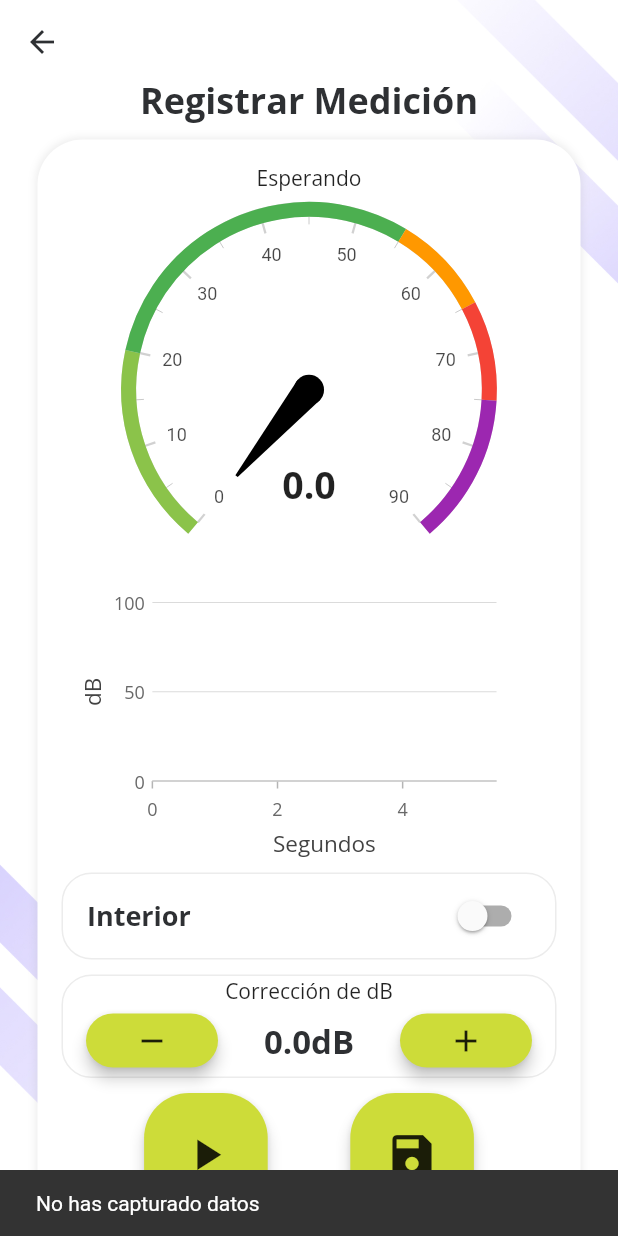
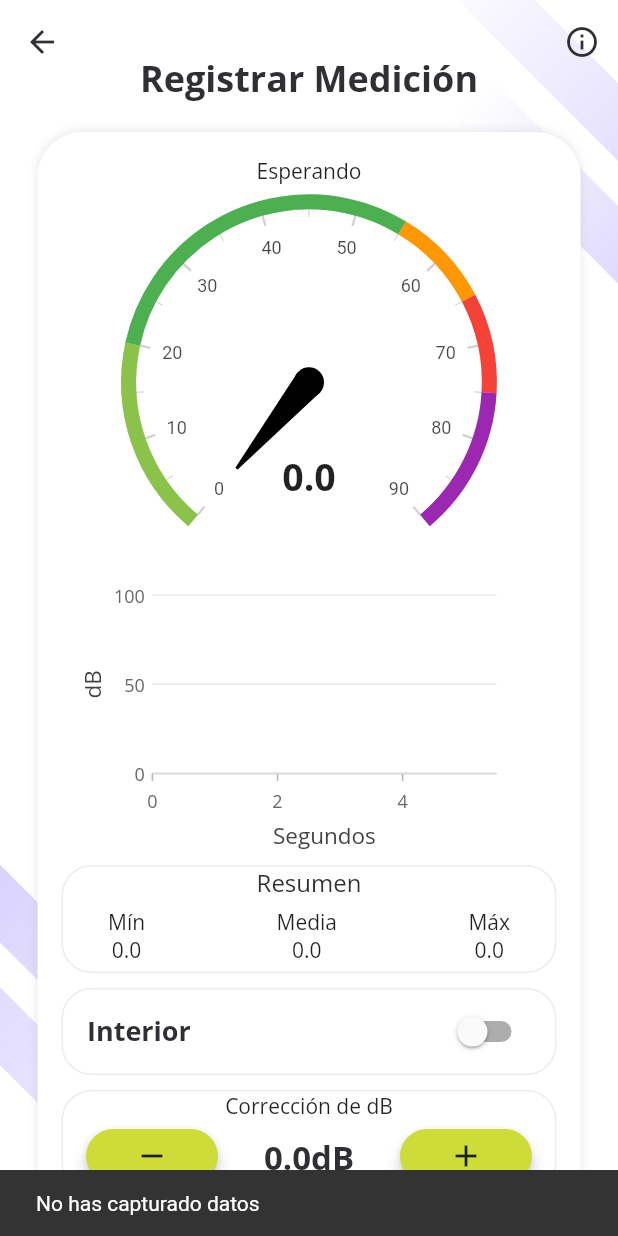
Before and after one commit to Yerit0/viridis_sonus_app, a Flutter app: the _BuildGrabacionScreen screen opened directly, after a tap on the "save" icon, on a phone screen of 412 x 824 dp. Run offline on Flutter 3.47's test engine with Material 2 defaults, Android fonts, the phone set to English and light mode, and no system bars; drawn by our look-alikes of nb_utils, syncfusion_flutter_gauges; our stand-ins replace flutter_secure_storage, flutter_speed_dial, geolocator, google_fonts, syncfusion_flutter_charts; missing offline and left inert: noise_meter; accounts and stored records are empty.

Commit message:
add resumen captura a captura celular

```diff
--- a/lib/providers/registro_celular_provider.dart
+++ b/lib/providers/registro_celular_provider.dart
@@ -11,7 +11,7 @@ class RegistroCelularProvider extends ChangeNotifier{
   StreamSubscription<NoiseReading>? _noiseSubscription;
   late NoiseMeter _noiseMeter;
   late int previousMillis;
-  int duracionMinimaDeGrabacion = 20;
+  int duracionMinimaDeGrabacion = 30;
   double millis = 0;
 
   double _correccionRuido = 0.0;
@@ -61,7 +61,7 @@ class RegistroCelularProvider extends ChangeNotifier{
     _noiseMeter = NoiseMeter(onError);
   }
 
-    obtenerMedia(){
+  obtenerMedia(){
       List<double?> listaSeparada = [];
       List<double?> listaMedia = [];
       double promedioMedia = 0;
@@ -81,9 +81,9 @@ class RegistroCelularProvider extends ChangeNotifier{
       promedioMedia = promedioMedia / listaMedia.length;
       listaSeparada.sort();
 
-      maxima = listaSeparada.last;
-      media = promedioMedia;
-      minima = listaSeparada.first;
+      maxima = double.parse(listaSeparada.last!.toStringAsFixed(2)) ;
+      media = double.parse(promedioMedia.toStringAsFixed(2));
+      minima = double.parse(listaSeparada.first!.toStringAsFixed(2));
       } else {
         return 'No has capturado datos';
       }
@@ -146,6 +146,8 @@ class RegistroCelularProvider extends ChangeNotifier{
       _noiseSubscription = null;
     }
     isRecording = false;
+    obtenerMedia();
+    notifyListeners();
   } catch (err) {
     print('stopRecorder error: $err');
   }
--- a/lib/screens/registro_celular_screen.dart
+++ b/lib/screens/registro_celular_screen.dart
@@ -1,3 +1,5 @@
+import 'dart:async';
+
 import 'package:flutter/cupertino.dart';
 import 'package:flutter/material.dart';
 import 'package:nb_utils/nb_utils.dart';
@@ -20,17 +22,32 @@ class RegistroCelularScreen extends StatelessWidget {
   }
 }
 
-class _BuildGrabacionScreen extends StatelessWidget {
+class _BuildGrabacionScreen extends StatefulWidget {
+  @override
+  State<_BuildGrabacionScreen> createState() => _BuildGrabacionScreenState();
+}
+
+class _BuildGrabacionScreenState extends State<_BuildGrabacionScreen> {
+
+  @override
+  void initState() {
+    super.initState();
+    Timer.run(() => showInstrucciones(context: context));
+  }
+
   @override
   Widget build(BuildContext context) {
+
     final registroCelular = Provider.of<RegistroCelularProvider>(context);
     return Scaffold(
       extendBodyBehindAppBar: true,
       appBar: AppBar(
+        actions: [IconButton(
+          icon: Icon(Icons.info_outline),
+          onPressed: () => showInstrucciones(context: context)
+        ),],
+        centerTitle: true,
         backgroundColor: Colors.transparent,
-        //title: Text('Captura',
-        //    style: boldTextStyle(color: Colors.black, size: 20)),
-        centerTitle: true,
         elevation: 0.0,
       ),
       body: Container(
@@ -46,11 +63,12 @@ class _BuildGrabacionScreen extends StatelessWidget {
             child: Center(
                 child: Column(
               children: [
-                50.height,
+                35.height,
                 Text(
                   'Registrar Medición',
                   style: boldTextStyle(size: 24),
                 ),
+                10.height,
                 Container(
                   margin: EdgeInsets.symmetric(horizontal: 5),
                   child: Stack(
@@ -70,6 +88,8 @@ class _BuildGrabacionScreen extends StatelessWidget {
                             _tituloCaptura(registroCelular),
                             _radialGauge(context, registroCelular),
                             _chart(registroCelular),
+                            _resumenData(registroCelular),
+                            10.height,
                             _switchButton(registroCelular),
                             10.height,
                             _correccionRuido(registroCelular, context),
@@ -91,6 +111,42 @@ class _BuildGrabacionScreen extends StatelessWidget {
       ),
     );
   }
+
+  Widget _resumenData(RegistroCelularProvider registroCelular) {
+    return Container(
+      decoration: BoxDecoration(
+        borderRadius: BorderRadius.circular(20),
+        border: Border.all(
+          color: Colors.grey.withOpacity(0.2)
+        ),
+      ),
+      padding: EdgeInsets.symmetric(horizontal: 30),
+      child: Column(
+        children: [
+          Center(child: Text('Resumen',style: primaryTextStyle(size:16),)),
+          5.height,
+          Row(
+            mainAxisAlignment: MainAxisAlignment.spaceBetween,
+            children: [
+              Column(children: [
+                Text('Mín'),
+                Text(registroCelular.minima == null ? '0.0' : '${registroCelular.minima} dB')
+              ],),
+              Column(children: [
+                Text('Media'),
+                Text(registroCelular.media == null ? '0.0' : '${registroCelular.media} dB')
+              ],),
+              Column(children: [
+                Text('Máx'),
+                Text(registroCelular.maxima == null ? '0.0' : '${registroCelular.maxima} dB')
+              ],),
+            ],
+          ),
+          5.height
+        ],
+      ),
+    );
+    }
 
   Container _correccionRuido(RegistroCelularProvider registroCelular, BuildContext context) {
     return Container(
@@ -363,3 +419,17 @@ Widget _botonesCaptura(
     ],
   );
 }
+
+showInstrucciones({required BuildContext context}){
+  return showADialogCustom(context,
+  title:'Instrucciones',
+  subTitle: 'Antes de iniciar con los registros, recuerda:\n\n'
+    '- Las Lecturas deben durar mínimo 30 segundos.\n'
+    '- Debes estar a una distancia de 1.5 metros del suelo.\n'
+    '- Debes estar alejado de paredes o superficies.\n'
+    '- Procura no tapar el micrófono del teléfono.',
+  subtitleAlign: TextAlign.justify,
+  positiveText: 'Entendido',
+  onAccept: (context){});
+
+}
```
Also changed, not shown: 2 other files.
